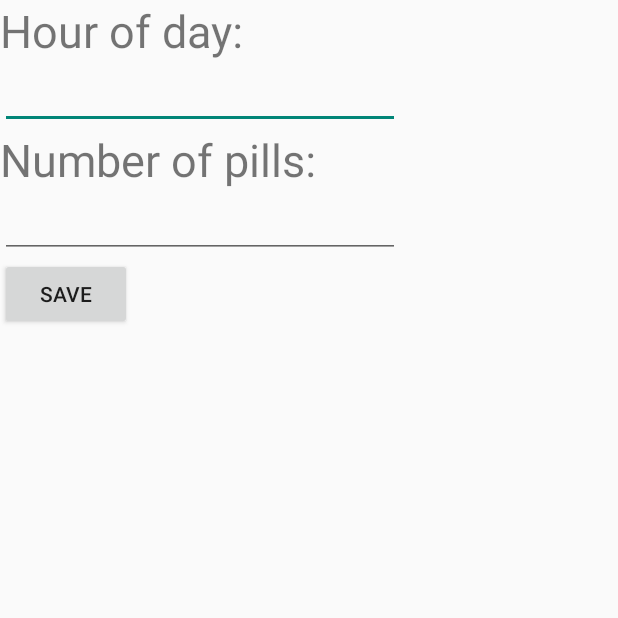
After one commit to erlswtshrt/group_38, an Android app: the AddADoseActivity screen opened directly, with no data from a screen before it, on a phone screen of 412 x 824 dp, the top half of it. The commit adds this screen. Run offline under Robolectric (Android 15) with nearby library versions, the phone set to English and light mode, and no system bars.

Commit message:
started dose implementation -- needs to be cleaned up a little

```diff
--- a/ElderlyPortal/app/src/main/AndroidManifest.xml
+++ b/ElderlyPortal/app/src/main/AndroidManifest.xml
@@ -21,6 +21,7 @@
         <activity android:name="group38.elderlyportal.EditAMedicationActivity" android:screenOrientation="portrait"/>
         <activity android:name="group38.elderlyportal.SettingsActivity" android:screenOrientation="portrait"/>
         <activity android:name="group38.elderlyportal.CalendarActivity" android:screenOrientation="portrait"/>
+        <activity android:name="group38.elderlyportal.AddADoseActivity" android:screenOrientation="portrait"/>
     </application>
 
 </manifest>
--- /dev/null
+++ b/ElderlyPortal/app/src/main/java/group38/elderlyportal/AddADoseActivity.java
@@ -0,0 +1,42 @@
+package group38.elderlyportal;
+
+import android.app.Activity;
+import android.app.ListActivity;
+import android.content.Intent;
+import android.os.Bundle;
+import android.view.View;
+import android.widget.EditText;
+
+import java.util.ArrayList;
+import java.util.GregorianCalendar;
+
+
+/**
+ * Created by JohnEarle on 3/21/15.
+ */
+public class AddADoseActivity extends Activity {
+
+    @Override
+    protected void onCreate(Bundle savedInstanceState) {
+        super.onCreate(savedInstanceState);
+        setContentView(R.layout.activity_add_a_dose);
+    }
+
+    public void onSaveButtonClick(View view) {
+        EditText time_field = (EditText) findViewById(R.id.time);
+        EditText num_of_pills_field = (EditText) findViewById(R.id.numOfPills);
+
+        String time = time_field.getText().toString();
+        String numOfPills = num_of_pills_field.getText().toString();
+
+
+        Intent resultIntent = new Intent();
+
+        resultIntent.putExtra("time", time);
+        resultIntent.putExtra("numOfPills", numOfPills);
+
+        setResult(Activity.RESULT_OK, resultIntent);
+
+        finish();
+    }
+}
--- a/ElderlyPortal/app/src/main/java/group38/elderlyportal/MainActivity.java
+++ b/ElderlyPortal/app/src/main/java/group38/elderlyportal/MainActivity.java
@@ -16,6 +16,7 @@ public class MainActivity extends Activity {
     public static final int AddAMedicationActivity_ID = 2;
     public static final int CalendarActivity_ID = 3;
     public static final int SettingsActivity_ID = 4;
+
 
     @Override
     protected void onCreate(Bundle savedInstanceState) {
--- /dev/null
+++ b/ElderlyPortal/app/src/main/res/layout/activity_add_a_dose.xml
@@ -0,0 +1,48 @@
+<?xml version="1.0" encoding="utf-8"?>
+
+<ScrollView xmlns:android="http://schemas.android.com/apk/res/android"
+    android:orientation="vertical"
+    android:layout_width="match_parent"
+    android:layout_height="match_parent">
+    <LinearLayout
+        android:orientation="vertical"
+        android:layout_width="match_parent"
+        android:layout_height="match_parent">
+
+        <TextView android:layout_width="wrap_content"
+            android:layout_height="wrap_content"
+            android:text="@string/doseTime"
+            android:textSize="30sp"
+            />
+
+        <EditText android:id="@+id/time"
+            android:layout_width="400px"
+            android:layout_height="wrap_content"
+            android:layout_weight="1"
+            android:inputType="text"
+            android:gravity="top"
+            />
+
+        <TextView android:layout_width="wrap_content"
+            android:layout_height="wrap_content"
+            android:text="@string/numOfPills"
+            android:textSize="30sp"
+            />
+
+        <EditText android:id="@+id/numOfPills"
+            android:layout_width="400px"
+            android:layout_height="wrap_content"
+            android:layout_weight="1"
+            android:scrollbars="vertical"
+            android:inputType="text"
+            />
+
+        <Button android:id="@+id/save"
+            android:text="@string/save"
+            android:layout_width="wrap_content"
+            android:layout_height="wrap_content"
+            android:onClick="onSaveButtonClick"
+            />
+
+    </LinearLayout>
+</ScrollView>
--- a/ElderlyPortal/app/src/main/res/layout/medicine_list_row.xml
+++ b/ElderlyPortal/app/src/main/res/layout/medicine_list_row.xml
@@ -1,7 +1,7 @@
 <?xml version="1.0" encoding="utf-8"?>
 <RelativeLayout xmlns:android="http://schemas.android.com/apk/res/android"
     android:layout_width="match_parent"
-    android:layout_height="240px"
+    android:layout_height="wrap_content"
     android:orientation="horizontal"
     android:descendantFocusability="blocksDescendants" >
 
--- a/ElderlyPortal/app/src/main/res/values/strings.xml
+++ b/ElderlyPortal/app/src/main/res/values/strings.xml
@@ -22,5 +22,10 @@
     <string name="save">Save</string>
     <string name="clear">Clear</string>
 
+    // from here are the strings I (John) add
+    <string name="doseTime">Hour of day:</string>
+    <string name="numOfPills">Number of pills:</string>
+    <string name="addADose">Add Dose</string>
+
 
 </resources>
```
Also changed, not shown: ElderlyPortal/app/src/main/java/group38/elderlyportal/AddAMedicationActivity.java (+47 -4 lines), ElderlyPortal/app/src/main/java/group38/elderlyportal/Dose.java (+5 -5 lines), ElderlyPortal/app/src/main/java/group38/elderlyportal/DoseListArrayAdapter.java (+43 -1 lines), ElderlyPortal/app/src/main/res/layout/activity_add_a_medication.xml (+12 -1 lines), ElderlyPortal/app/src/main/res/layout/dose_list_row.xml (added, +44 -0 lines).
